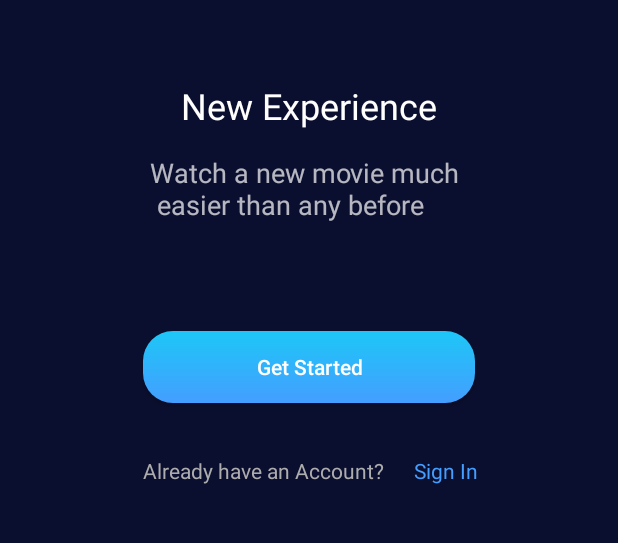
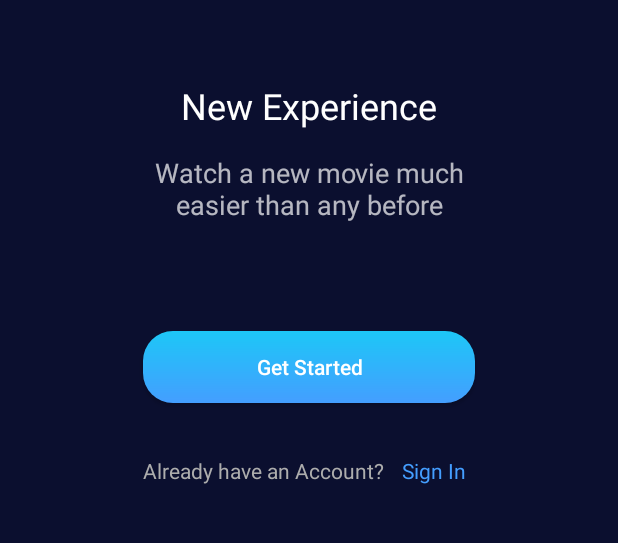
Before and after one commit to ManhHoDinh/MovieTicketApp, an Android app: the screen it shows after launch (OnboardingActivity), on a phone screen of 412 x 824 dp, the part 513-1056 px from its top. Run offline under Robolectric (Android 15) with nearby library versions, the phone set to English and light mode, and no system bars.

Commit message:
fix: align center text

```diff
--- a/app/src/main/res/layout/onboarding_screen.xml
+++ b/app/src/main/res/layout/onboarding_screen.xml
@@ -41,10 +41,10 @@
         android:layout_width="wrap_content"
         android:layout_height="wrap_content"
         android:layout_marginTop="16dp"
-        android:text="Watch a new movie much \n easier than any before"
+        android:text="Watch a new movie much\neasier than any before"
         android:textColor="@color/white_opacity_70"
         android:textSize="18dp"
-        app:layout_constraintHorizontal_bias="0.497"
+        android:gravity="center_horizontal"
         app:layout_constraintLeft_toLeftOf="parent"
         app:layout_constraintRight_toRightOf="parent"
         app:layout_constraintTop_toBottomOf="@id/experienceText" />
@@ -87,7 +87,7 @@
         android:textColor="#FF449EFF"
         app:layout_constraintTop_toBottomOf="@+id/button"
         app:layout_constraintLeft_toRightOf="@+id/textView2"
-        android:layout_marginLeft="20dp"
+        android:layout_marginLeft="12dp"
         android:text="Sign In"
         android:textSize="14dp"
         app:layout_goneMarginTop="17dp"
```
